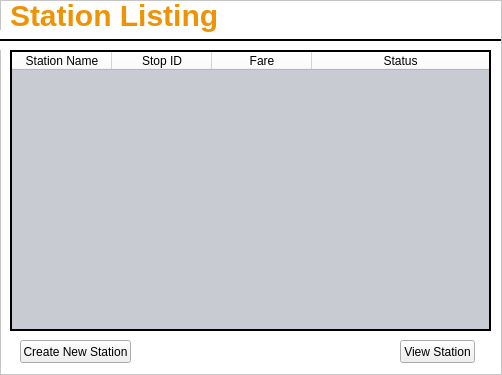
Before: the Qt Designer form app/ui/stationListing.ui in alishan-kaisani/CS4400-GUI, drawn with Qt 5.
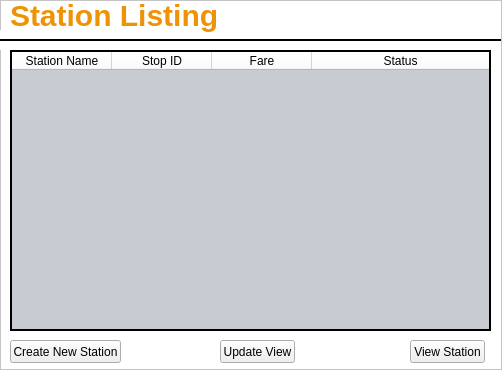
After: the same form once the commit is applied. Icons and pictures are not drawn.

Patch:
```diff
--- a/app/ui/stationListing.ui
+++ b/app/ui/stationListing.ui
@@ -7,7 +7,7 @@
     <x>0</x>
     <y>0</y>
     <width>502</width>
-    <height>375</height>
+    <height>370</height>
    </rect>
   </property>
   <property name="windowTitle">
@@ -31,7 +31,7 @@
   <widget class="QPushButton" name="createNewStationButton">
    <property name="geometry">
     <rect>
-     <x>20</x>
+     <x>10</x>
      <y>340</y>
      <width>111</width>
      <height>23</height>
@@ -44,7 +44,7 @@
   <widget class="QPushButton" name="viewStationButton">
    <property name="geometry">
     <rect>
-     <x>400</x>
+     <x>410</x>
      <y>340</y>
      <width>75</width>
      <height>23</height>
@@ -197,6 +197,19 @@
     </property>
    </column>
   </widget>
+  <widget class="QPushButton" name="updateViewButton">
+   <property name="geometry">
+    <rect>
+     <x>220</x>
+     <y>340</y>
+     <width>75</width>
+     <height>23</height>
+    </rect>
+   </property>
+   <property name="text">
+    <string>Update View</string>
+   </property>
+  </widget>
  </widget>
  <resources>
   <include location="../qtResources.qrc"/>
```
